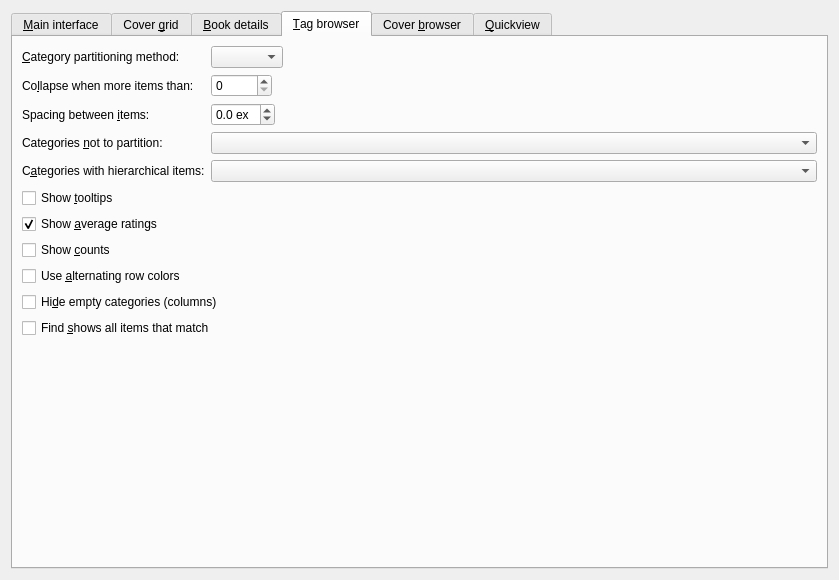
This is src/calibre/gui2/preferences/look_feel.ui in debian-calibre/calibre as Qt 5 draws it before an edit. The edited form follows.
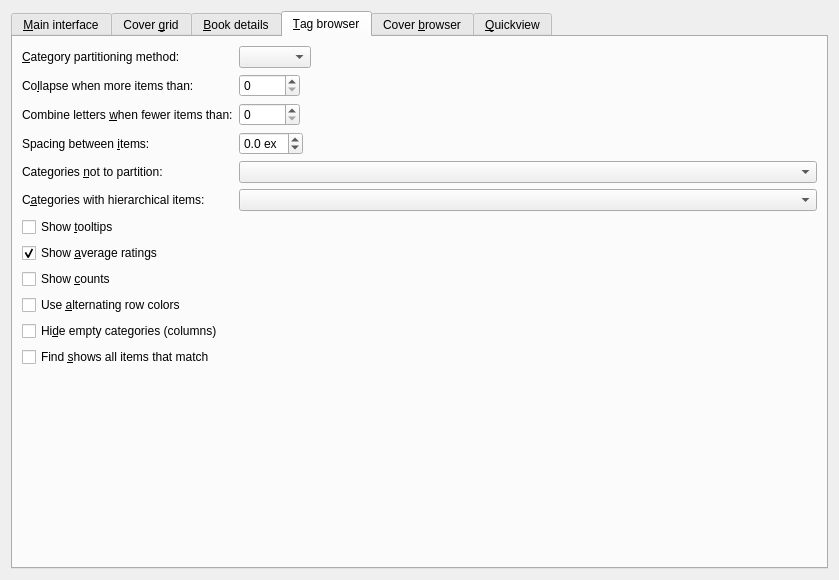
This is the edited form. The open tabs and pages were chosen to show the change. Icons and pictures are not drawn. Custom widgets are drawn as their Qt base class.

```diff
--- a/src/calibre/gui2/preferences/look_feel.ui
+++ b/src/calibre/gui2/preferences/look_feel.ui
@@ -914,7 +914,32 @@
          </property>
         </widget>
        </item>
-       <item row="5" column="0">
+       <item row="4" column="0">
+        <widget class="QLabel" name="label_10">
+         <property name="text">
+          <string>Combine letters &amp;when fewer items than:</string>
+         </property>
+         <property name="buddy">
+          <cstring>opt_tags_browser_collapse_fl_at</cstring>
+         </property>
+        </widget>
+       </item>
+       <item row="4" column="1">
+        <widget class="QSpinBox" name="opt_tags_browser_collapse_fl_at">
+         <property name="toolTip">
+          <string>If collapsing by first letter, combine adjacent letters together if
+there are fewer items under a letter than specified here. If the partition method is
+not set to first letter, this value is ignored.</string>
+         <property name="minimum">
+          <number>1</number>
+         </property>
+         </property>
+         <property name="maximum">
+          <number>10000</number>
+         </property>
+        </widget>
+       </item>
+       <item row="6" column="0">
         <widget class="QLabel" name="label_8111">
          <property name="text">
           <string>Categories &amp;not to partition:</string>
@@ -924,7 +949,7 @@
          </property>
         </widget>
        </item>
-       <item row="5" column="1">
+       <item row="6" column="1">
         <widget class="EditWithComplete" name="opt_tag_browser_dont_collapse">
          <property name="sizePolicy">
           <sizepolicy hsizetype="Expanding" vsizetype="Fixed">
@@ -1044,7 +1069,7 @@
          </property>
         </widget>
        </item>
-       <item row="4" column="0">
+       <item row="5" column="0">
         <widget class="QLabel" name="label">
          <property name="text">
           <string>Spacing between &amp;items:</string>
@@ -1054,7 +1079,7 @@
          </property>
         </widget>
        </item>
-       <item row="4" column="1">
+       <item row="5" column="1">
         <widget class="QDoubleSpinBox" name="opt_tag_browser_item_padding">
          <property name="toolTip">
           <string>The spacing between consecutive items in the Tag browser. In units of (ex) which is the approximate height of the letter 'x' in the currently used font. </string>
```
